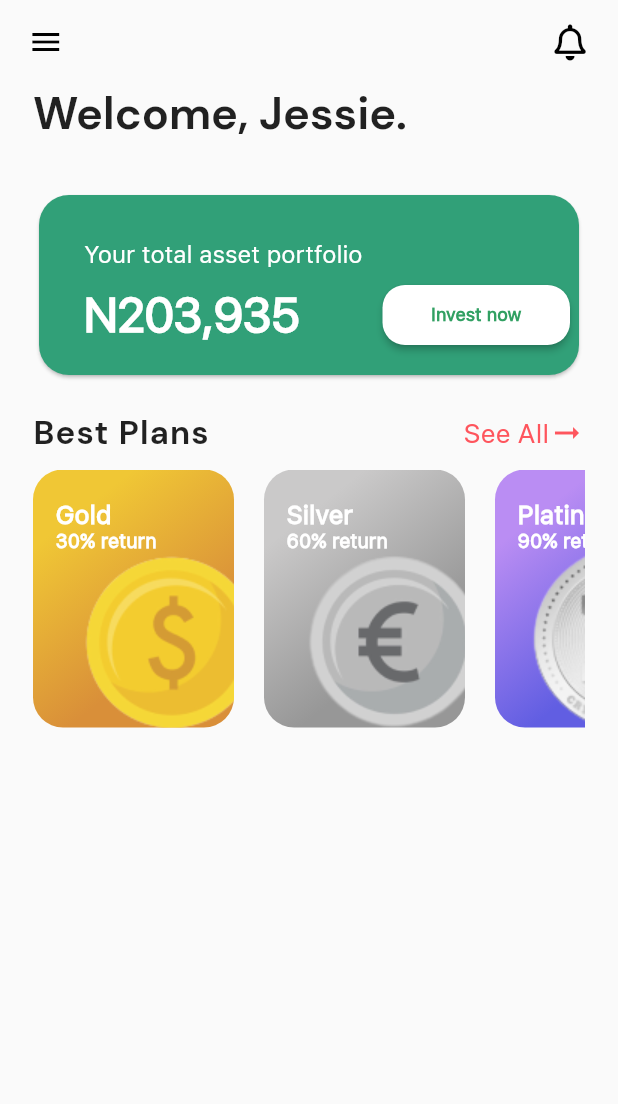
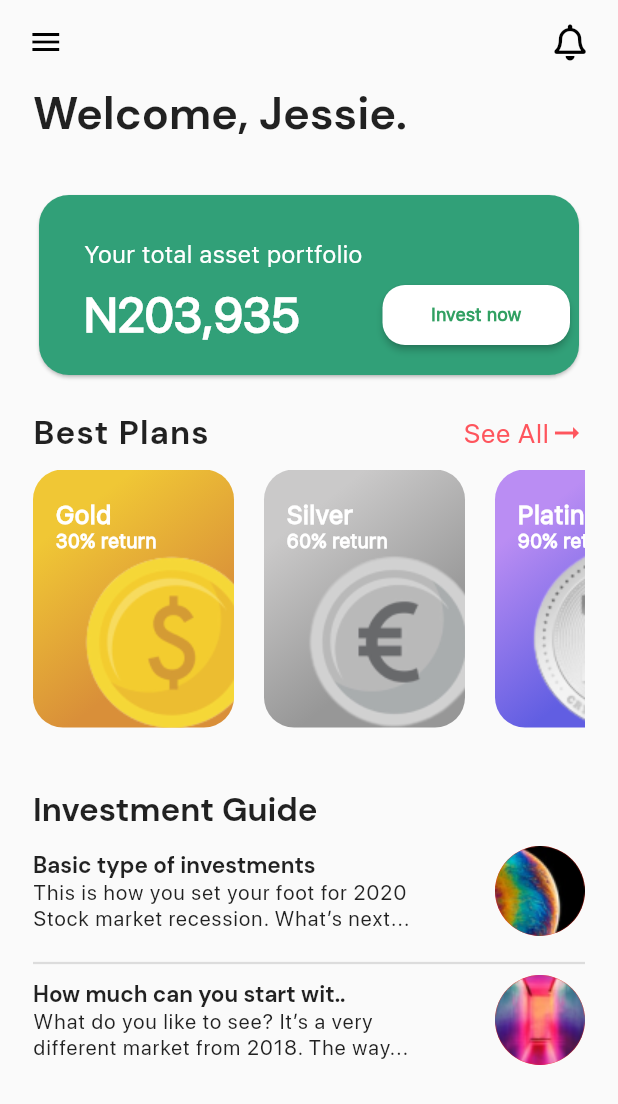
Before and after one commit to imdadAdelabou/InvestApp, a Flutter app: the HomeView screen opened by its route, on a phone screen of 412 x 824 dp. Shown: the top 1104 px of the screen. Run offline on Flutter 3.47's test engine with Material 2 defaults, Android fonts, the phone set to English and light mode, and no system bars; our stand-ins replace font_awesome_flutter.

Commit message:
finish investment guide part

```diff
--- /dev/null
+++ b/mobileApp/invest_app/lib/views/home/display_guide.dart
@@ -0,0 +1,52 @@
+import "package:flutter/material.dart";
+
+class DisplayGuide extends StatelessWidget {
+  final String title;
+  final String content;
+  final String urlImage;
+  const DisplayGuide({
+    Key? key,
+    required this.title,
+    required this.content,
+    required this.urlImage,
+  }) : super(key: key);
+
+  @override
+  Widget build(BuildContext context) {
+    return Padding(
+      padding: const EdgeInsets.only(bottom: 10.0),
+      child: Row(
+        mainAxisAlignment: MainAxisAlignment.spaceBetween,
+        children: [
+          Column(
+            crossAxisAlignment: CrossAxisAlignment.start,
+            children: [
+              Text(
+                title,
+                style: const TextStyle(
+                  fontFamily: "DMSANS",
+                  fontWeight: FontWeight.w700,
+                  fontSize: 15.0,
+                ),
+              ),
+              Text(
+                content,
+                style: const TextStyle(
+                  fontFamily: "SFPRODISPLAY",
+                  fontWeight: FontWeight.w400,
+                  fontSize: 14.0,
+                  letterSpacing: 0.8,
+                ),
+              ),
+            ],
+          ),
+          CircleAvatar(
+            radius: 30.0,
+            backgroundColor: Colors.red,
+            backgroundImage: AssetImage(urlImage),
+          )
+        ],
+      ),
+    );
+  }
+}
--- a/mobileApp/invest_app/lib/views/home/home.view.dart
+++ b/mobileApp/invest_app/lib/views/home/home.view.dart
@@ -2,6 +2,7 @@ import "package:flutter/material.dart";
 import 'package:font_awesome_flutter/font_awesome_flutter.dart';
 import 'package:invest_app/utils/constants.dart';
 import 'package:invest_app/views/home/card_portfolio.dart';
+import 'package:invest_app/views/home/display_guide.dart';
 import 'package:invest_app/views/home/print_best_plan.dart';
 
 class HomeView extends StatelessWidget {
@@ -79,6 +80,30 @@ class HomeView extends StatelessWidget {
               ),
               const SizedBox(height: 10.0),
               const PrintBestPlan(),
+              const SizedBox(height: 40.0),
+              Text(
+                "Investment Guide",
+                style: headTitleStyle(22),
+              ),
+              const SizedBox(height: 10.0),
+              const DisplayGuide(
+                urlImage: "assets/imgs/Ellipse 740.png",
+                title: "Basic type of investments",
+                content:
+                    "This is how you set your foot for 2020 \nStock market recession. What’s next...",
+              ),
+              const SizedBox(
+                width: double.infinity,
+                child: Divider(
+                  thickness: 1.5,
+                ),
+              ),
+              const DisplayGuide(
+                title: "How much can you start wit..",
+                content:
+                    "What do you like to see? It’s a very \ndifferent market from 2018. The way...",
+                urlImage: "assets/imgs/second.png",
+              )
             ],
           ),
         ),
```
Also changed, not shown: mobileApp/invest_app/assets/imgs/Ellipse 740.png (added), mobileApp/invest_app/assets/imgs/second.png (added).
